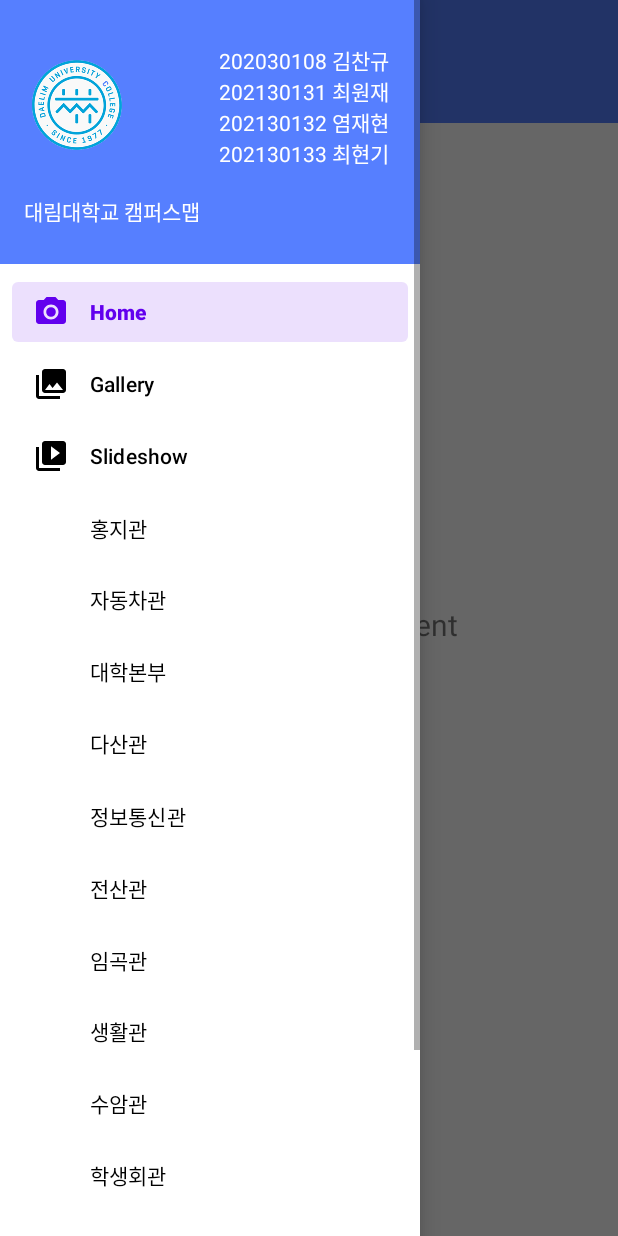
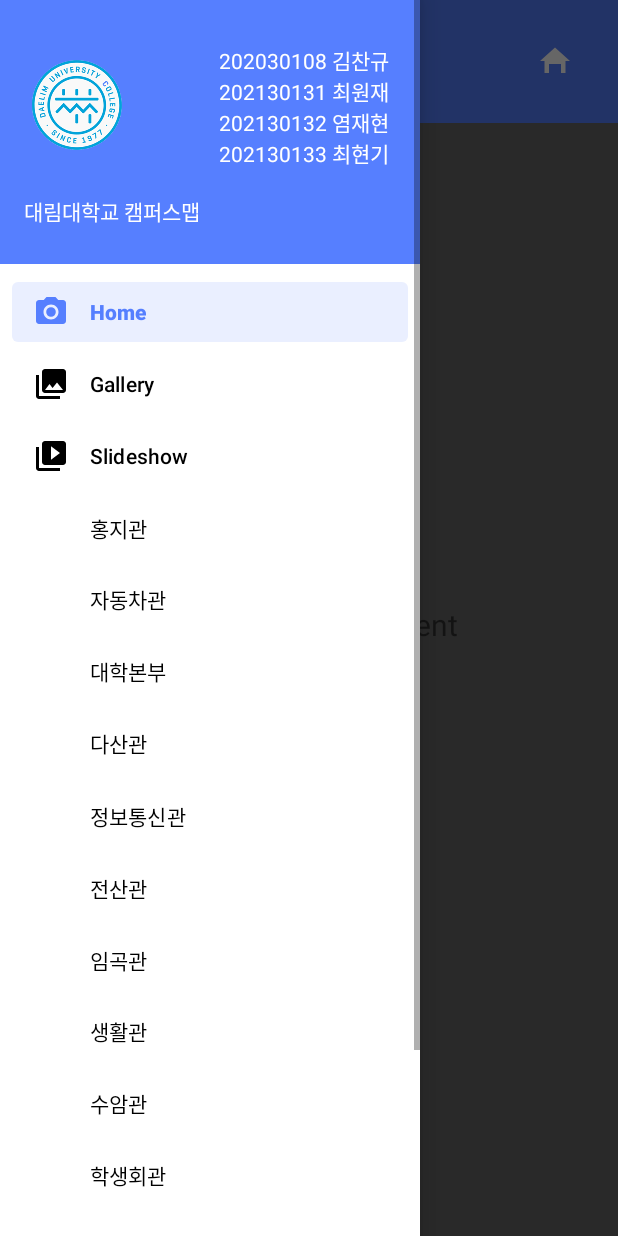
Before and after one commit to choihyunki/JAVA_Project, an Android app: the screen it shows after launch (MainActivity), with the side drawer open, on a phone screen of 412 x 824 dp. Run offline under Robolectric (Android 15) with nearby library versions, the phone set to English and light mode, and no system bars; our stand-ins replace navigation-ui.

Commit message:
2024.06.06

```diff
--- a/app/build.gradle
+++ b/app/build.gradle
@@ -45,5 +45,6 @@ dependencies {
     androidTestImplementation libs.ext.junit
     androidTestImplementation libs.espresso.core
     implementation libs.constraintlayout.v204
+    implementation libs.appcompat.v130
 
 }
--- a/app/src/main/AndroidManifest.xml
+++ b/app/src/main/AndroidManifest.xml
@@ -23,12 +23,6 @@
                 <category android:name="android.intent.category.LAUNCHER" />
             </intent-filter>
         </activity>
-        <activity android:name=".ui.car.Car1fFragment" />
-        <activity android:name=".ui.car.Car3fFragment" />
-        <activity android:name=".ui.car.Car4fFragment" />
-        <activity android:name=".ui.car.Car5fFragment" />
-        <activity android:name=".ui.car.Car6fFragment" />
-        <activity android:name=".ui.car.Car7fFragment" />
     </application>
 
 </manifest>
--- a/app/src/main/java/com/example/myapplication/MainActivity.java
+++ b/app/src/main/java/com/example/myapplication/MainActivity.java
@@ -1,7 +1,9 @@
 package com.example.myapplication;
 
+import android.content.Intent;
 import android.os.Bundle;
 import android.view.Menu;
+import android.view.View;
 
 import androidx.appcompat.app.AppCompatActivity;
 import androidx.drawerlayout.widget.DrawerLayout;
@@ -33,14 +35,20 @@ public class MainActivity extends AppCompatActivity {
         // menu should be considered as top level destinations.
         mAppBarConfiguration = new AppBarConfiguration.Builder(
                 R.id.nav_home, R.id.nav_gallery, R.id.nav_slideshow, R.id.nav_hongji,R.id.nav_car,R.id.nav_center,R.id.nav_dasan,R.id.nav_hanlim,R.id.nav_jungbo,R.id.nav_junsan
-                ,R.id.nav_limgok,R.id.nav_saenghwal,R.id.nav_sooam,R.id.nav_student,R.id.nav_toegye,R.id.nav_yulgok,R.id.nav_car1f)
+                ,R.id.nav_limgok,R.id.nav_saenghwal,R.id.nav_sooam,R.id.nav_student,R.id.nav_toegye,R.id.nav_yulgok)
                 .setOpenableLayout(drawer)
                 .build();
         NavController navController = Navigation.findNavController(this, R.id.nav_host_fragment_content_main);
         NavigationUI.setupActionBarWithNavController(this, navController, mAppBarConfiguration);
         NavigationUI.setupWithNavController(navigationView, navController);
+
     }
-
+    public void onHomeButtonClick(View view) {
+        // 홈 버튼 클릭 시 실행될 동작을 여기에 추가
+        // 예: 메인 화면으로 이동하는 코드
+        Intent intent = new Intent(this, MainActivity.class);
+        startActivity(intent);
+    }
     @Override
     public boolean onCreateOptionsMenu(Menu menu) {
         // Inflate the menu; this adds items to the action bar if it is present.\
@@ -53,4 +61,5 @@ public class MainActivity extends AppCompatActivity {
         return NavigationUI.navigateUp(navController, mAppBarConfiguration)
                 || super.onSupportNavigateUp();
     }
+
 }
--- /dev/null
+++ b/app/src/main/res/drawable/ic_home.xml
@@ -0,0 +1,10 @@
+<vector xmlns:android="http://schemas.android.com/apk/res/android"
+    android:width="24dp"
+    android:height="24dp"
+    android:viewportWidth="24.0"
+    android:viewportHeight="24.0">
+
+    <path
+        android:fillColor="#FFFFFF"
+        android:pathData="M12,20V14H16V20H19V12H22L12,3L2,12H5V20H8V14H12Z" />
+</vector>
--- a/app/src/main/res/layout/activity_main.xml
+++ b/app/src/main/res/layout/activity_main.xml
@@ -8,6 +8,10 @@
     android:fitsSystemWindows="true"
     tools:openDrawer="start">
 
+    <FrameLayout
+        android:id="@+id/fragment_container_view"
+        android:layout_width="match_parent"
+        android:layout_height="match_parent" />
     <include
         android:id="@+id/app_bar_main"
         layout="@layout/app_bar_main"
@@ -22,4 +26,5 @@
         android:fitsSystemWindows="true"
         app:headerLayout="@layout/nav_header_main"
         app:menu="@menu/activity_main_drawer" />
+
 </androidx.drawerlayout.widget.DrawerLayout>
--- a/app/src/main/res/layout/app_bar_main.xml
+++ b/app/src/main/res/layout/app_bar_main.xml
@@ -26,6 +26,17 @@
         app:layout_anchorGravity="center"
         app:popupTheme="@style/Theme.MyApplication.PopupOverlay">
 
+        <ImageButton
+            android:id="@+id/home_button"
+            android:layout_width="wrap_content"
+            android:layout_height="wrap_content"
+            android:layout_gravity="end"
+            android:layout_marginRight="30dp"
+            android:contentDescription="@string/home"
+            android:background="@android:color/transparent"
+            android:onClick="onHomeButtonClick"
+            android:src="@drawable/ic_home" />
+
     </androidx.appcompat.widget.Toolbar>
 
 
--- a/app/src/main/res/values/strings.xml
+++ b/app/src/main/res/values/strings.xml
@@ -31,4 +31,5 @@
     <string name="car_5f">자동차관5층</string>
     <string name="car_6f">자동차관6층\n</string>
     <string name="car_7f">자동차관7층\n</string>
+    <string name="home">홈\n</string>
 </resources>
--- a/app/src/main/res/values/themes.xml
+++ b/app/src/main/res/values/themes.xml
@@ -2,15 +2,15 @@
     <!-- Base application theme. -->
     <style name="Theme.MyApplication" parent="Theme.MaterialComponents.DayNight.DarkActionBar">
         <!-- Primary brand color. -->
-        <item name="colorPrimary">@color/purple_500</item>
-        <item name="colorPrimaryVariant">@color/purple_700</item>
+        <item name="colorPrimary">@color/blue</item>
+        <item name="colorPrimaryVariant">@color/blue</item>
         <item name="colorOnPrimary">@color/white</item>
         <!-- Secondary brand color. -->
         <item name="colorSecondary">@color/teal_200</item>
         <item name="colorSecondaryVariant">@color/teal_700</item>
         <item name="colorOnSecondary">@color/black</item>
         <!-- Status bar color. -->
-        <item name="android:statusBarColor">?attr/colorPrimaryVariant</item>
+        <item name="android:statusBarColor">@color/blue</item>
         <!-- Customize your theme here. -->
     </style>
 
--- a/gradle/libs.versions.toml
+++ b/gradle/libs.versions.toml
@@ -1,5 +1,6 @@
 [versions]
 agp = "8.3.0"
+appcompatVersion = "1.3.0"
 constraintlayoutVersion = "2.0.4"
 junit = "4.13.2"
 junitVersion = "1.1.5"
@@ -14,6 +15,7 @@ navigationUi = "2.6.0"
 mediarouter = "1.7.0"
 
 [libraries]
+appcompat-v130 = { module = "androidx.appcompat:appcompat", version.ref = "appcompatVersion" }
 constraintlayout-v204 = { module = "androidx.constraintlayout:constraintlayout", version.ref = "constraintlayoutVersion" }
 junit = { group = "junit", name = "junit", version.ref = "junit" }
 ext-junit = { group = "androidx.test.ext", name = "junit", version.ref = "junitVersion" }
```
Also changed, not shown: app/src/main/java/com/example/myapplication/ui/car/Car1fFragment.java (+13 -5 lines), app/src/main/java/com/example/myapplication/ui/car/Car3fFragment.java (+13 -5 lines), app/src/main/java/com/example/myapplication/ui/car/Car4fFragment.java (+13 -5 lines), app/src/main/java/com/example/myapplication/ui/car/Car5fFragment.java (+13 -5 lines), app/src/main/java/com/example/myapplication/ui/car/Car6fFragment.java (+13 -5 lines), app/src/main/java/com/example/myapplication/ui/car/Car7fFragment.java (+13 -5 lines), app/src/main/java/com/example/myapplication/ui/car/CarFragment.java (+21 -50 lines), app/src/main/res/drawable/ic_back_button.xml (added, +11 -0 lines), app/src/main/res/layout/fragment_car.xml (+20 -13 lines), app/src/main/res/navigation/mobile_navigation.xml (+46 -0 lines).
